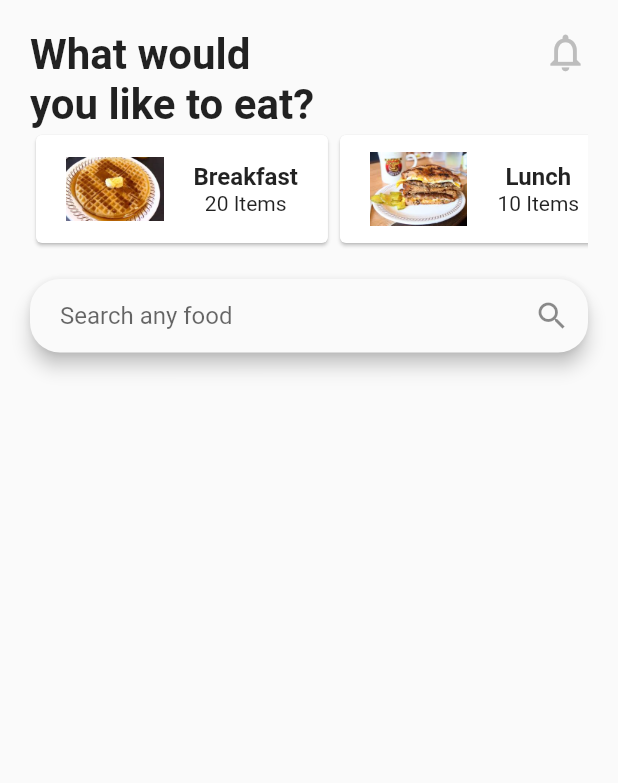
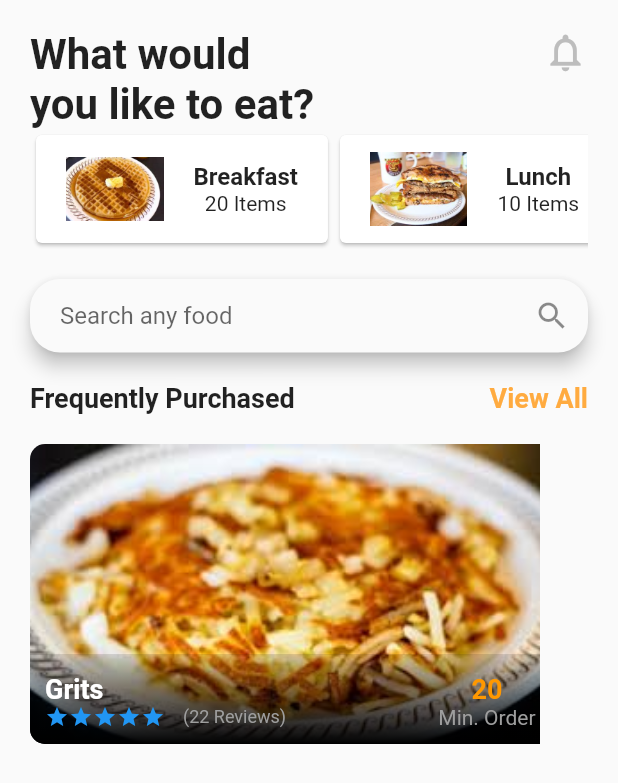
Before and after one commit to Jengwen/rest_app, a Flutter app: the screen it shows after launch, on a phone screen of 412 x 824 dp. Shown: the top 783 px of the screen. Run offline on Flutter 3.47's test engine with Material 2 defaults, Android fonts, the phone set to English and light mode, and no system bars.

Commit message:
bought food card finished

```diff
--- a/lib/src/homeScreen.dart
+++ b/lib/src/homeScreen.dart
@@ -2,6 +2,7 @@ import 'package:flutter/material.dart';
 import 'widgets/home_top_info.dart';
 import 'widgets/food_category.dart';
 import 'widgets/search_field.dart';
+import 'widgets/bought_foods.dart';
 
 //create homescreen class
 class HomeScreen extends StatefulWidget{
@@ -23,7 +24,33 @@ class _HomeScreenState extends State<HomeScreen>{
          FoodCategory(),
          //creates space above search
          SizedBox(height:20),
-         SerachField()
+         SerachField(),
+         SizedBox(height: 20),
+         Row(
+           mainAxisAlignment: MainAxisAlignment.spaceBetween,
+           children: <Widget>[
+             Text("Frequently Purchased",
+             style:TextStyle(
+               fontSize: 18,
+               fontWeight: FontWeight.bold
+             ),
+             ),
+             GestureDetector(
+               onTap: (){},
+               child: Text("View All",
+               style:TextStyle(
+                 fontSize: 18,
+                 fontWeight: FontWeight.bold,
+                 color: Colors.orangeAccent
+               ),
+               ),
+             ),
+           ],
+           ),
+           SizedBox(height:20),
+           Container(
+             child: BoughtFoods(),
+           ),
         ]
       )
       );
--- /dev/null
+++ b/lib/src/widgets/bought_foods.dart
@@ -0,0 +1,99 @@
+
+import 'package:flutter/material.dart';
+
+class BoughtFoods extends StatefulWidget{
+  @override
+  _BoughtFoodState createState() => _BoughtFoodState();
+}
+
+class _BoughtFoodState extends State<BoughtFoods>{
+  @override
+  Widget build(BuildContext context){
+    return ClipRRect(
+      borderRadius: BorderRadius.circular(10),
+          child: Stack(
+        children: <Widget>[
+          Container(
+            height: 200,
+            width: 340,
+            child: Image.asset("assets/images/hashbrowns.jpg", fit: BoxFit.cover,),
+          ),
+          Positioned(
+            left: 0.0,
+            bottom: 0.0,
+              child: Container(
+              height: 60.0,
+              width: 340,
+              decoration: BoxDecoration(
+                gradient: LinearGradient(
+                  colors:
+                  [
+                    Colors.black, Colors.black12
+                  ],
+                  begin: Alignment.bottomCenter,
+                  end: Alignment.topCenter
+                  ),
+              ),
+            ),
+          ),
+          Positioned(
+            left: 10,
+            bottom: 10,
+            right: 35,
+            child: Row(
+              mainAxisAlignment: MainAxisAlignment.spaceBetween,
+              children: <Widget>[
+                Column(
+                  crossAxisAlignment: CrossAxisAlignment.start,
+                  children: <Widget>[
+                    Text(
+                      "Grits",
+                      style: TextStyle(
+                        color: Colors.white,
+                        fontWeight: FontWeight.bold,
+                        fontSize: 18.0,
+                         ),
+                    ),
+                    Row(
+                      children: <Widget>[
+                        Icon(Icons.star, color: Colors.blue,size: 16,),
+                        Icon(Icons.star, color: Colors.blue,size: 16,),
+                        Icon(Icons.star, color: Colors.blue,size: 16,),
+                        Icon(Icons.star, color: Colors.blue,size: 16,),
+                        Icon(Icons.star, color: Colors.blue,size: 16,),
+                        SizedBox(width:12),
+                        Text(
+                          "(22 Reviews)",
+                          style: TextStyle(
+                            color: Colors.grey,
+                            fontSize: 12,
+                          ),
+                        )
+                      ],
+                    ),
+                  ],
+                ),
+                Column(
+                children: <Widget>[
+                  Text(
+                    "20",
+                    style: TextStyle(
+                    fontWeight: FontWeight.bold,
+                    color: Colors.orange,
+                    fontSize: 18
+                    )),
+                    Text(
+                      "Min. Order",
+                      style: TextStyle(
+                      color: Colors.grey,
+                    )
+                    ),
+                ],
+                ),
+              ],
+              ),
+          ),
+      ],),
+    );
+  }
+}
```
